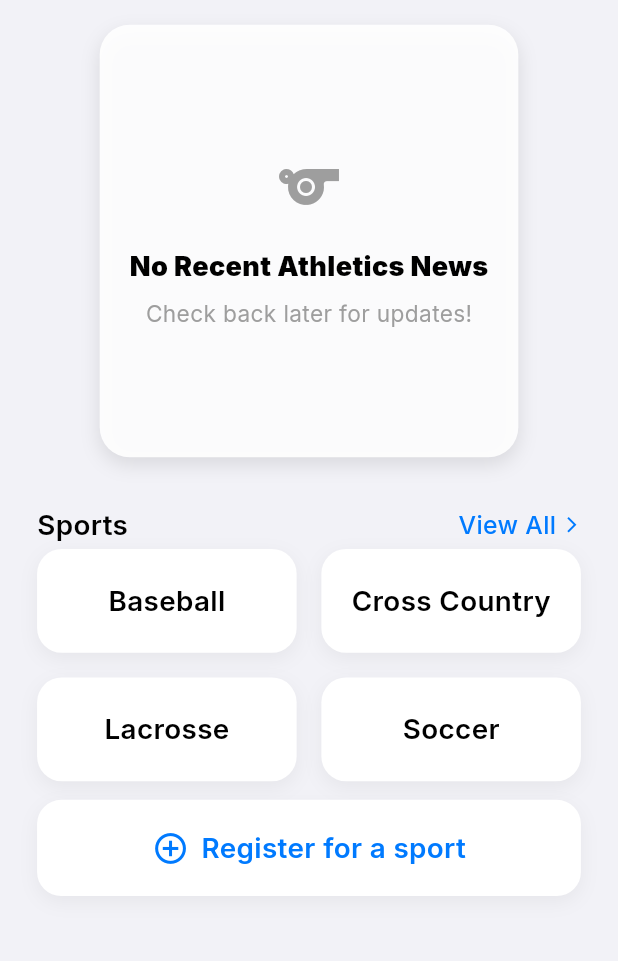
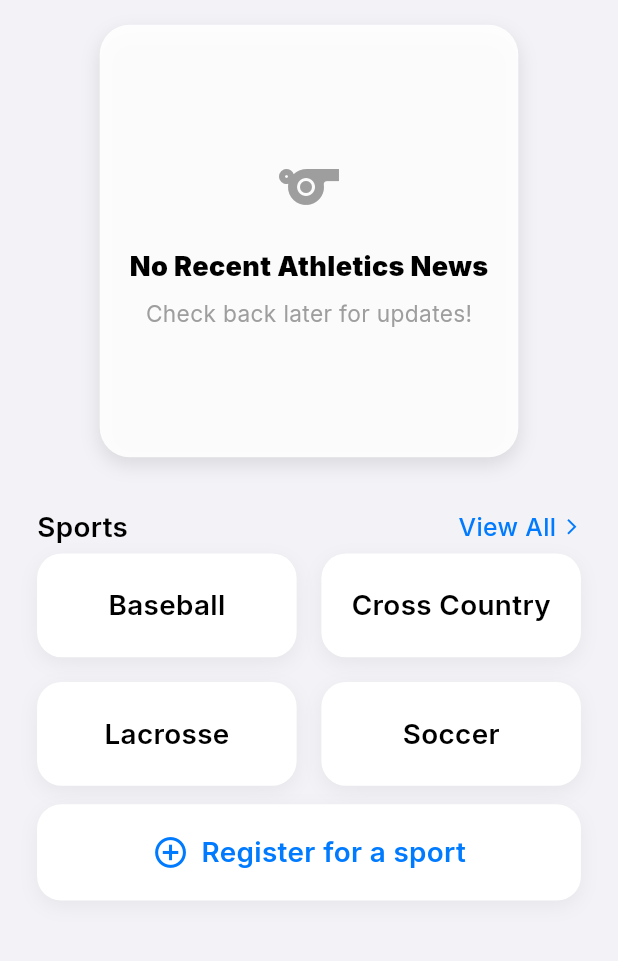
Before and after one commit to NCP-Stampede/northside-app, a Flutter app: the AthleticsPage screen opened directly, on a phone screen of 412 x 824 dp, the part 72-1033 px from its top. Run offline on Flutter 3.47's test engine with Material 3 defaults, Android fonts, the phone set to English and light mode, and no system bars; our stand-ins replace get, google_fonts, logger, sizer, sticky_headers, table_calendar and 1 more; network calls fail.

Commit message:
Improve spacing consistency on Athletics page
- Reverted section header to simple padding without custom line height
- Added small consistent SizedBox (screenHeight * 0.005) between header and grid
- Ensures reliable, consistent spacing across all navigation states
- Eliminates layout inconsistency issues when navigating back to page

```diff
--- a/northside_app/lib/presentation/placeholder_pages/athletics_page.dart
+++ b/northside_app/lib/presentation/placeholder_pages/athletics_page.dart
@@ -36,6 +36,7 @@ class AthleticsPage extends StatelessWidget {
             _buildNewsCarousel(context, athleticsController),
             SizedBox(height: screenHeight * 0.04),
             _buildSectionHeader(context, 'Sports', () => Get.to(() => const AllSportsPage())),
+            SizedBox(height: screenHeight * 0.005),
             _buildSportsGrid(context),
             SizedBox(height: screenHeight * 0.015),
             _buildRegisterButton(context),
@@ -195,22 +196,13 @@ class AthleticsPage extends StatelessWidget {
     final double screenWidth = MediaQuery.of(context).size.width;
     final double fontSize = screenWidth * 0.045;
     return Padding(
-      padding: EdgeInsets.only(
-        left: screenWidth * 0.06,
-        right: screenWidth * 0.06,
-        bottom: screenWidth * 0.01, // Reduce bottom padding to bring cards closer
-      ),
+      padding: EdgeInsets.symmetric(horizontal: screenWidth * 0.06),
       child: Row(
         mainAxisAlignment: MainAxisAlignment.spaceBetween,
         children: [
           Text(
             title,
-            style: TextStyle(
-              fontSize: fontSize,
-              fontWeight: FontWeight.w600,
-              color: Colors.black,
-              height: 1.0, // Reduce line height to minimize space
-            ),
+            style: TextStyle(fontSize: fontSize, fontWeight: FontWeight.w600, color: Colors.black),
             maxLines: 1,
             overflow: TextOverflow.ellipsis,
           ),
```
